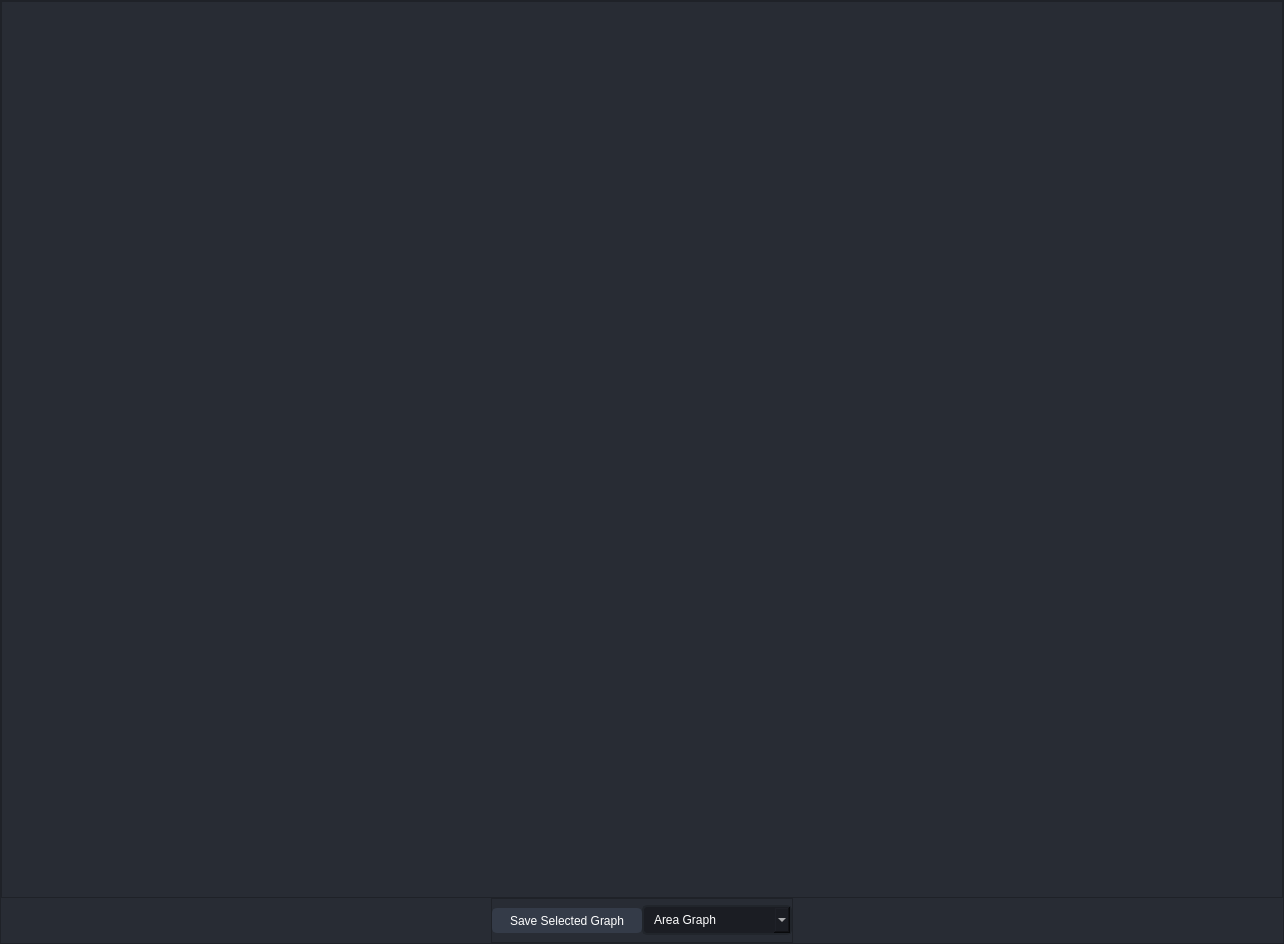
Qt form UI/ui_graphs.ui (Mohamab29/FracSegment) before a commit.
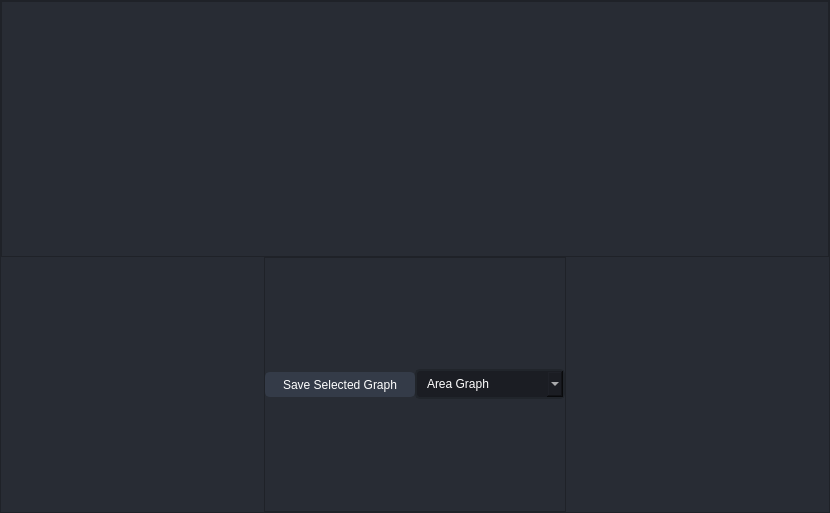
The same form after that commit. Icons and pictures are not drawn.

Commit message: Adding show graph functionality

```diff
--- a/UI/ui_graphs.ui
+++ b/UI/ui_graphs.ui
@@ -6,10 +6,16 @@
    <rect>
     <x>0</x>
     <y>0</y>
-    <width>1284</width>
-    <height>944</height>
+    <width>830</width>
+    <height>513</height>
    </rect>
   </property>
+  <property name="minimumSize">
+   <size>
+    <width>800</width>
+    <height>500</height>
+   </size>
+  </property>
   <property name="windowTitle">
    <string>Graphs</string>
   </property>
@@ -101,12 +107,6 @@
          </property>
          <item row="0" column="0" alignment="Qt::AlignHCenter">
           <widget class="QLabel" name="label_graph">
-           <property name="maximumSize">
-            <size>
-             <width>1800</width>
-             <height>1800</height>
-            </size>
-           </property>
            <property name="text">
             <string/>
            </property>
@@ -129,7 +129,7 @@
         <property name="maximumSize">
          <size>
           <width>800</width>
-          <height>45</height>
+          <height>500</height>
          </size>
         </property>
         <property name="frameShape">
```
Left out of the diff: 4 changed lines with no effect on the pictures. The commit also changes 5 other files.
